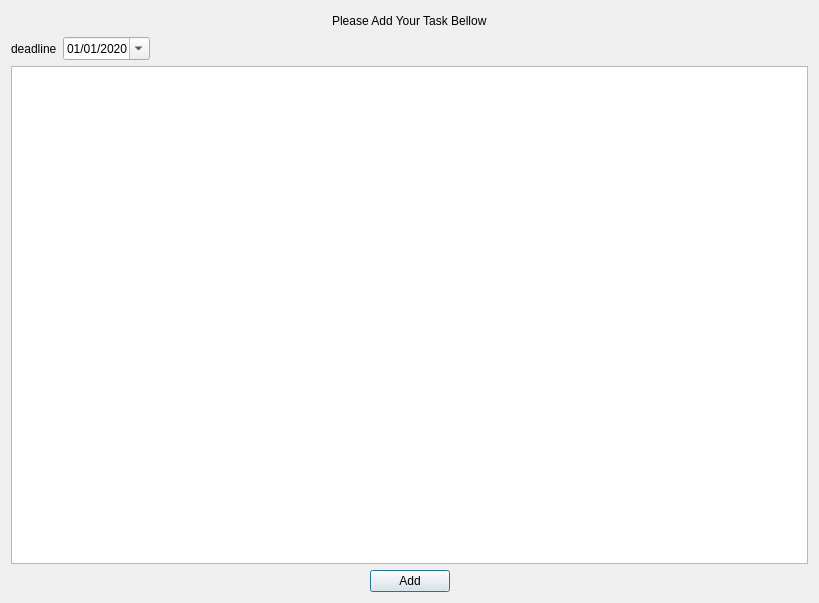
Above: secdialog.ui from ismesunny/Qt-To-Do-List-App-Project before the change. Below: the same form after it.
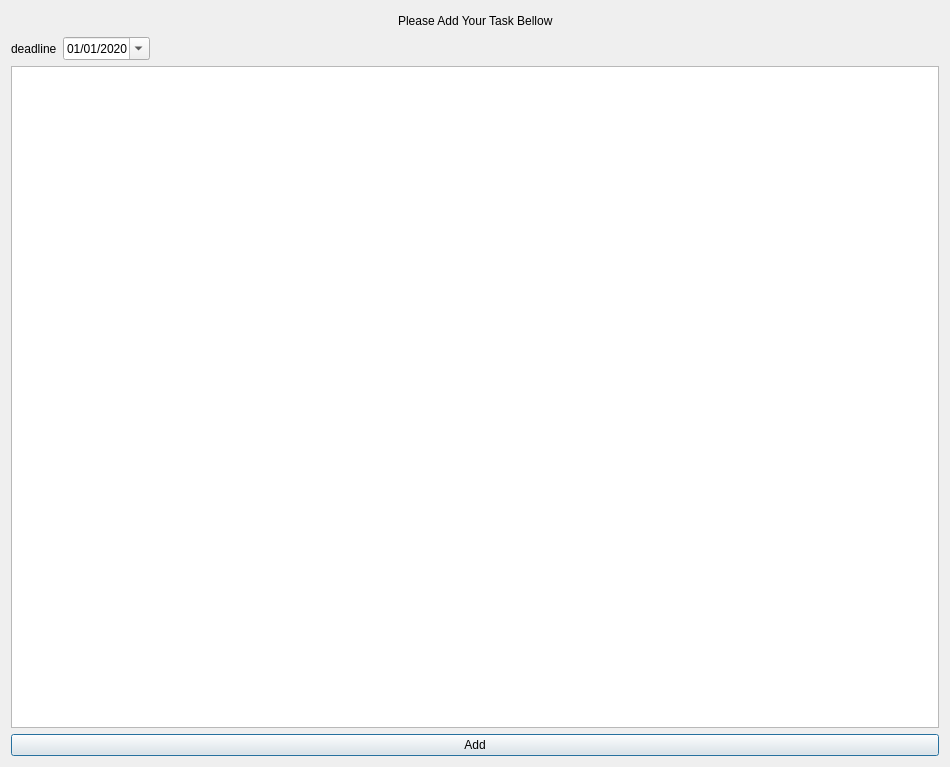
That is the form after the change.

Patch:
```diff
--- a/secdialog.ui
+++ b/secdialog.ui
@@ -6,21 +6,18 @@
    <rect>
     <x>0</x>
     <y>0</y>
-    <width>819</width>
-    <height>603</height>
+    <width>950</width>
+    <height>767</height>
    </rect>
   </property>
   <property name="windowTitle">
    <string>Dialog</string>
   </property>
-  <property name="styleSheet">
-   <string notr="true">font: 18pt &quot;Comic Sans MS&quot;;</string>
-  </property>
   <layout class="QVBoxLayout" name="verticalLayout">
    <item>
-    <layout class="QHBoxLayout" name="horizontalLayout">
+    <layout class="QHBoxLayout" name="horizontalLayout_4">
      <item>
-      <spacer name="horizontalSpacer">
+      <spacer name="horizontalSpacer_5">
        <property name="orientation">
         <enum>Qt::Horizontal</enum>
        </property>
@@ -44,7 +41,7 @@
       </widget>
      </item>
      <item>
-      <spacer name="horizontalSpacer_2">
+      <spacer name="horizontalSpacer_6">
        <property name="orientation">
         <enum>Qt::Horizontal</enum>
        </property>
@@ -58,14 +55,17 @@
      </item>
     </layout>
    </item>
-   <item>
-    <layout class="QHBoxLayout" name="horizontalLayout_5">
      <item>
       <layout class="QHBoxLayout" name="horizontalLayout_3">
        <item>
+      <layout class="QHBoxLayout" name="horizontalLayout_2">
+       <item>
+        <layout class="QHBoxLayout" name="horizontalLayout">
+         <item>
         <widget class="QLabel" name="label_2">
          <property name="styleSheet">
-          <string notr="true">font: 16pt &quot;Noto Sans&quot;;</string>
+            <string notr="true">font: 16pt &quot;Noto Sans&quot;;
+</string>
          </property>
          <property name="text">
           <string>deadline</string>
@@ -105,7 +105,7 @@
       </layout>
      </item>
      <item>
-      <spacer name="horizontalSpacer_8">
+        <spacer name="horizontalSpacer">
        <property name="orientation">
         <enum>Qt::Horizontal</enum>
        </property>
@@ -118,9 +118,7 @@
       </spacer>
      </item>
      <item>
-      <layout class="QHBoxLayout" name="horizontalLayout_4">
-       <item>
-        <spacer name="horizontalSpacer_6">
+        <spacer name="horizontalSpacer_2">
          <property name="orientation">
           <enum>Qt::Horizontal</enum>
          </property>
@@ -132,34 +130,6 @@
          </property>
         </spacer>
        </item>
-       <item>
-        <spacer name="horizontalSpacer_5">
-         <property name="orientation">
-          <enum>Qt::Horizontal</enum>
-         </property>
-         <property name="sizeHint" stdset="0">
-          <size>
-           <width>40</width>
-           <height>20</height>
-          </size>
-         </property>
-        </spacer>
-       </item>
-      </layout>
-     </item>
-    </layout>
-   </item>
-   <item>
-    <widget class="QPlainTextEdit" name="plainTextEdit">
-     <property name="styleSheet">
-      <string notr="true">
-
-</string>
-     </property>
-    </widget>
-   </item>
-   <item>
-    <layout class="QHBoxLayout" name="horizontalLayout_2">
      <item>
       <spacer name="horizontalSpacer_3">
        <property name="orientation">
@@ -173,6 +143,30 @@
        </property>
       </spacer>
      </item>
+      </layout>
+     </item>
+     <item>
+      <spacer name="horizontalSpacer_4">
+       <property name="orientation">
+        <enum>Qt::Horizontal</enum>
+       </property>
+       <property name="sizeHint" stdset="0">
+        <size>
+         <width>40</width>
+         <height>20</height>
+        </size>
+       </property>
+      </spacer>
+     </item>
+    </layout>
+   </item>
+   <item>
+    <widget class="QPlainTextEdit" name="plainTextEdit">
+     <property name="styleSheet">
+      <string notr="true">font: 16pt &quot;Noto Sans&quot;;</string>
+     </property>
+    </widget>
+   </item>
      <item>
       <widget class="QPushButton" name="pushButton">
        <property name="styleSheet">
@@ -183,21 +177,6 @@
         <string>Add</string>
        </property>
       </widget>
-     </item>
-     <item>
-      <spacer name="horizontalSpacer_4">
-       <property name="orientation">
-        <enum>Qt::Horizontal</enum>
-       </property>
-       <property name="sizeHint" stdset="0">
-        <size>
-         <width>40</width>
-         <height>20</height>
-        </size>
-       </property>
-      </spacer>
-     </item>
-    </layout>
    </item>
   </layout>
  </widget>
```
Lines whose indentation alone changed are shown as unchanged.
